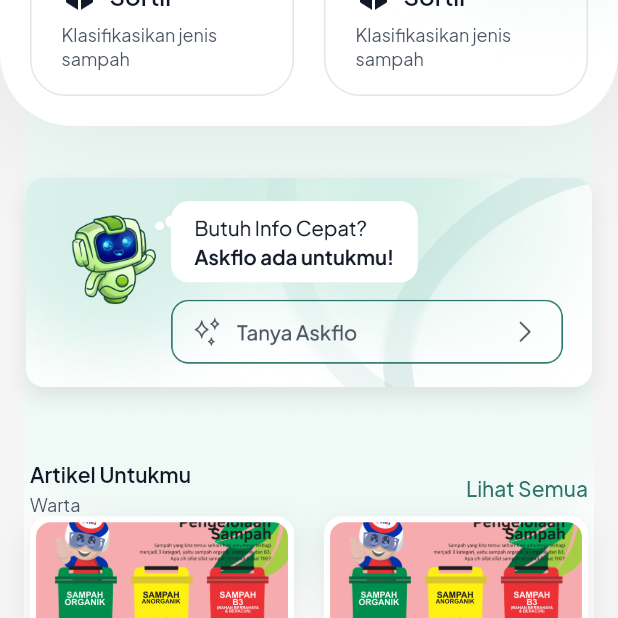
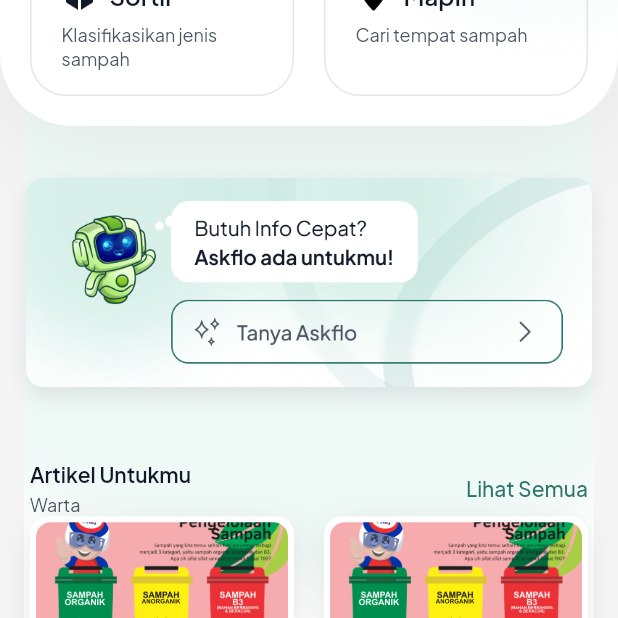
Before and after one commit to petelpop/HijauIn-Frontend-Mobile, a Flutter app: the HomePage screen opened by its route, scrolled down 329 dp, on a phone screen of 412 x 824 dp, the top half of it. Run offline on Flutter 3.47's test engine with Material 3 defaults, Android fonts, the phone set to English and light mode, and no system bars; our stand-ins replace another_flushbar, bloc, dio, equatable, flutter_bloc, flutter_dotenv and 11 more; missing offline and left inert: dart:ffi; accounts and stored records are empty; network calls fail.

Commit message:
[feat] : fix ItemHomeWidget in home page

```diff
--- a/lib/features/home/presentation/components/item_home_widget.dart
+++ b/lib/features/home/presentation/components/item_home_widget.dart
@@ -3,48 +3,58 @@ import 'package:hijauin_frontend_mobile/common/constants.dart';
 import 'package:hijauin_frontend_mobile/common/primary_text.dart';
 
 class ItemHomeWidget extends StatelessWidget {
-  const ItemHomeWidget({super.key});
+  final String? title;
+  final String? description;
+  final String? iconPath;
+  final VoidCallback? onTap;
+
+  const ItemHomeWidget(
+      {super.key, this.title, this.description, this.iconPath, this.onTap});
 
   @override
   Widget build(BuildContext context) {
-    return Container(
+    return GestureDetector(
+      onTap: onTap ?? () {},
+      child: Container(
         padding: EdgeInsets.symmetric(vertical: 16, horizontal: 20),
         decoration: BoxDecoration(
-        borderRadius: BorderRadius.all(
-          Radius.circular(24)
-        ),
+          borderRadius: BorderRadius.all(Radius.circular(24)),
           border: Border.all(
             color: Color(0xFF030712).withOpacity(0.1),
           ),
         ),
         child: Column(
           crossAxisAlignment: CrossAxisAlignment.start,
+          mainAxisSize: MainAxisSize.min,
           children: [
             Row(
               children: [
                 Image.asset(
-                Constants.icSortirBlack,
+                  iconPath ?? Constants.icSortirBlack,
                   scale: 2,
                 ),
                 SizedBox(
                   width: 8,
                 ),
                 PrimaryText(
-                text: "Sortir",
+                  text: title ?? "Sortir",
                   fontSize: 16,
                   fontWeight: FontWeight.w600,
                   lineHeight: 1.5,
-                color: Color(0xFF111827),)
+                  color: Color(0xFF111827),
+                )
               ],
             ),
             SizedBox(height: 6),
             PrimaryText(
-            text: "Klasifikasikan jenis sampah",
+              text: description ?? "Klasifikasikan jenis sampah",
               fontSize: 12,
               fontWeight: FontWeight.w400,
               lineHeight: 1.33,
-            color: Color(0xFF4B5563),)
+              color: Color(0xFF4B5563),
+            )
           ],
+        ),
       ),
     );
   }
--- a/lib/features/home/presentation/views/home_page.dart
+++ b/lib/features/home/presentation/views/home_page.dart
@@ -148,13 +148,36 @@ class _HomePageState extends State<HomePage> {
                             },
                           ),
                           SizedBox(height: 20),
-                          Row(
-                            children: [
-                              Expanded(flex: 1, child: ItemHomeWidget()),
-                              SizedBox(width: 20),
-                              Expanded(flex: 1, child: ItemHomeWidget())
-                            ],
-                          )
+                          IntrinsicHeight(
+                            child: Row(
+                              crossAxisAlignment: CrossAxisAlignment.stretch,
+                              children: [
+                                Expanded(
+                                  flex: 1,
+                                  child: ItemHomeWidget(
+                                    iconPath: Constants.icSortirBlack,
+                                    title: "Sortir",
+                                    description: "Klasifikasikan jenis sampah",
+                                    onTap: () {
+                                      context.read<MainPageCubit>().setPage(1);
+                                    },
+                                  ),
+                                ),
+                                SizedBox(width: 20),
+                                Expanded(
+                                  flex: 1,
+                                  child: ItemHomeWidget(
+                                    iconPath: Constants.icMapinBlack,
+                                    title: "MapIn",
+                                    description: "Cari tempat sampah",
+                                    onTap: () {
+                                      context.read<MainPageCubit>().setPage(2);
+                                    },
+                                  ),
+                                ),
+                              ],
+                            ),
+                          ),
                         ],
                       ),
                     ),
```
Lines whose indentation alone changed are shown as unchanged.
